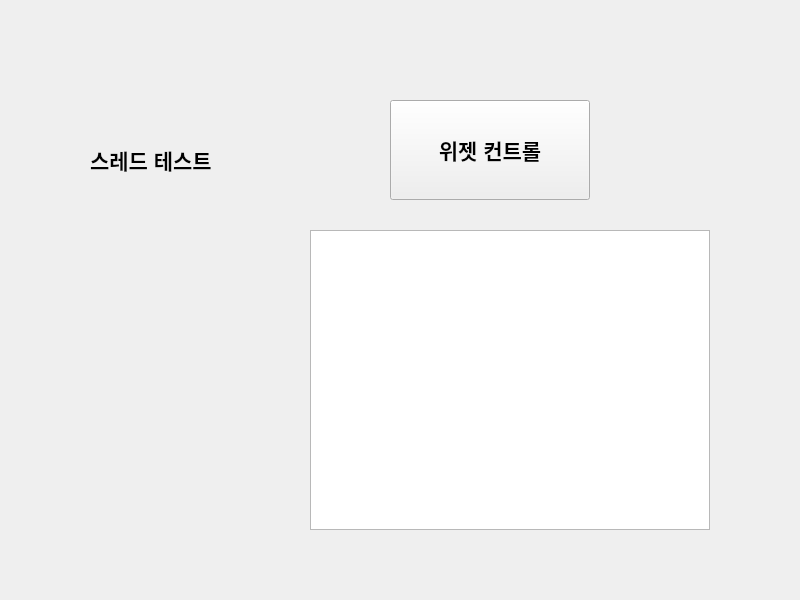
The window that threading.ui (TaePyeongkang/smart-store) describes before a commit, drawn with Qt 5.
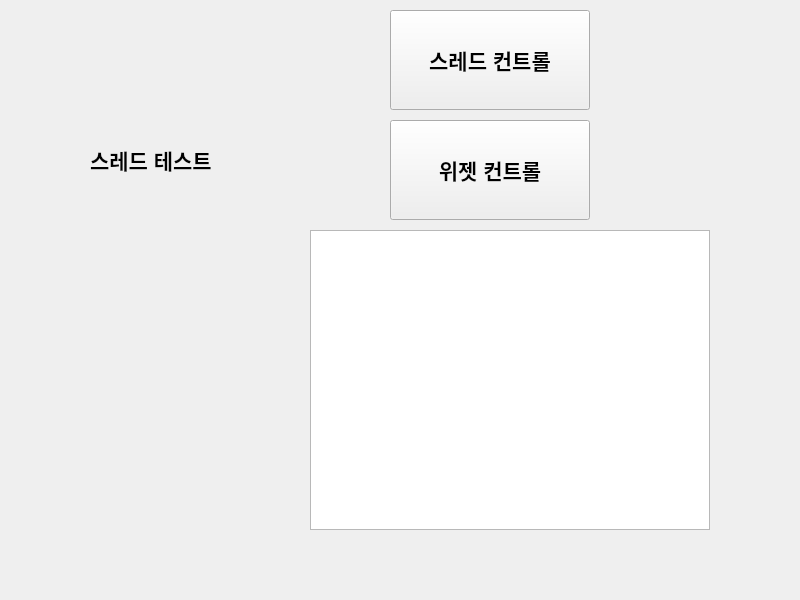
The same window after the commit.

Commit message: 민석 hg

Patch:
```diff
--- a/threading.ui
+++ b/threading.ui
@@ -37,7 +37,7 @@
    <property name="geometry">
     <rect>
      <x>390</x>
-     <y>100</y>
+     <y>120</y>
      <width>200</width>
      <height>100</height>
     </rect>
@@ -63,6 +63,26 @@
     </rect>
    </property>
   </widget>
+  <widget class="QPushButton" name="testing_2">
+   <property name="geometry">
+    <rect>
+     <x>390</x>
+     <y>10</y>
+     <width>200</width>
+     <height>100</height>
+    </rect>
+   </property>
+   <property name="font">
+    <font>
+     <pointsize>16</pointsize>
+     <weight>75</weight>
+     <bold>true</bold>
+    </font>
+   </property>
+   <property name="text">
+    <string>스레드 컨트롤</string>
+   </property>
+  </widget>
  </widget>
  <resources/>
  <connections/>
```
The commit also changes 2 other files.
